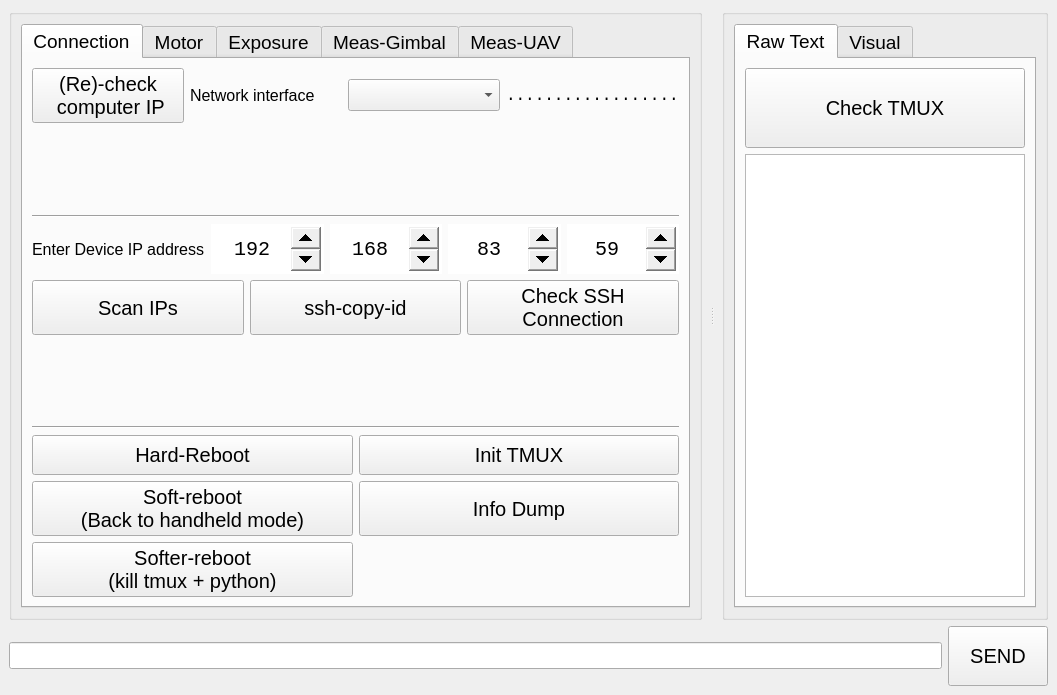
garid3000/giguic, file UI/UI_Mainwindow.ui: the form before one commit.
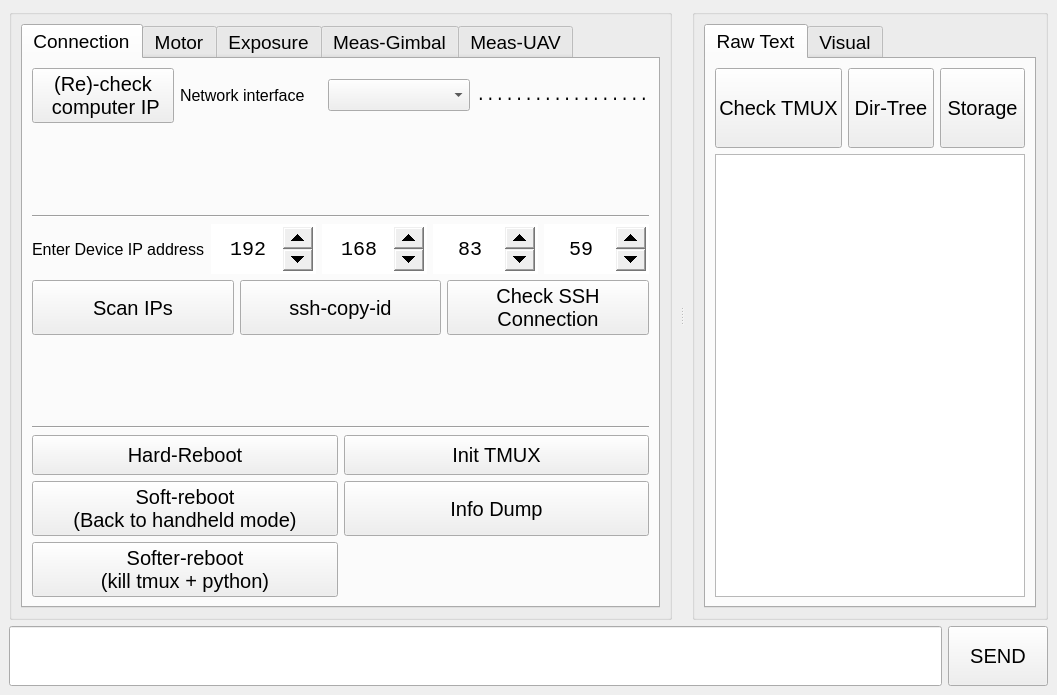
The form after the commit. Icons and pictures are not drawn. Custom widgets are drawn as their Qt base class.

Commit message: tmux-pane-inspector, dir-tree-inspector, df-space-inspector

```diff
--- a/UI/UI_Mainwindow.ui
+++ b/UI/UI_Mainwindow.ui
@@ -41,6 +41,12 @@
    <layout class="QGridLayout" name="gridLayout">
     <item row="2" column="0">
      <widget class="QLineEdit" name="le_cmd2send">
+      <property name="sizePolicy">
+       <sizepolicy hsizetype="Expanding" vsizetype="Preferred">
+        <horstretch>0</horstretch>
+        <verstretch>0</verstretch>
+       </sizepolicy>
+      </property>
       <property name="font">
        <font>
         <family>Monospace</family>
@@ -1638,8 +1644,21 @@
            <attribute name="title">
             <string>Raw Text</string>
            </attribute>
-           <layout class="QVBoxLayout" name="verticalLayout_2">
-            <item>
+           <layout class="QGridLayout" name="gridLayout_14">
+            <item row="1" column="1">
+             <widget class="QPushButton" name="b_check_dir_tree">
+              <property name="sizePolicy">
+               <sizepolicy hsizetype="Minimum" vsizetype="Preferred">
+                <horstretch>0</horstretch>
+                <verstretch>0</verstretch>
+               </sizepolicy>
+              </property>
+              <property name="text">
+               <string>Dir-Tree</string>
+              </property>
+             </widget>
+            </item>
+            <item row="1" column="0">
              <widget class="QPushButton" name="b_check_tmux">
               <property name="minimumSize">
                <size>
@@ -1652,8 +1671,27 @@
               </property>
              </widget>
             </item>
-            <item>
-             <widget class="QTextBrowser" name="text_output"/>
+            <item row="1" column="2">
+             <widget class="QPushButton" name="b_check_stroge">
+              <property name="sizePolicy">
+               <sizepolicy hsizetype="Minimum" vsizetype="Preferred">
+                <horstretch>0</horstretch>
+                <verstretch>0</verstretch>
+               </sizepolicy>
+              </property>
+              <property name="text">
+               <string>Storage</string>
+              </property>
+             </widget>
+            </item>
+            <item row="3" column="0" colspan="3">
+             <widget class="QTextBrowser" name="text_output">
+              <property name="font">
+               <font>
+                <family>Monospace</family>
+               </font>
+              </property>
+             </widget>
             </item>
            </layout>
           </widget>
```
The commit also changes 2 other files.
